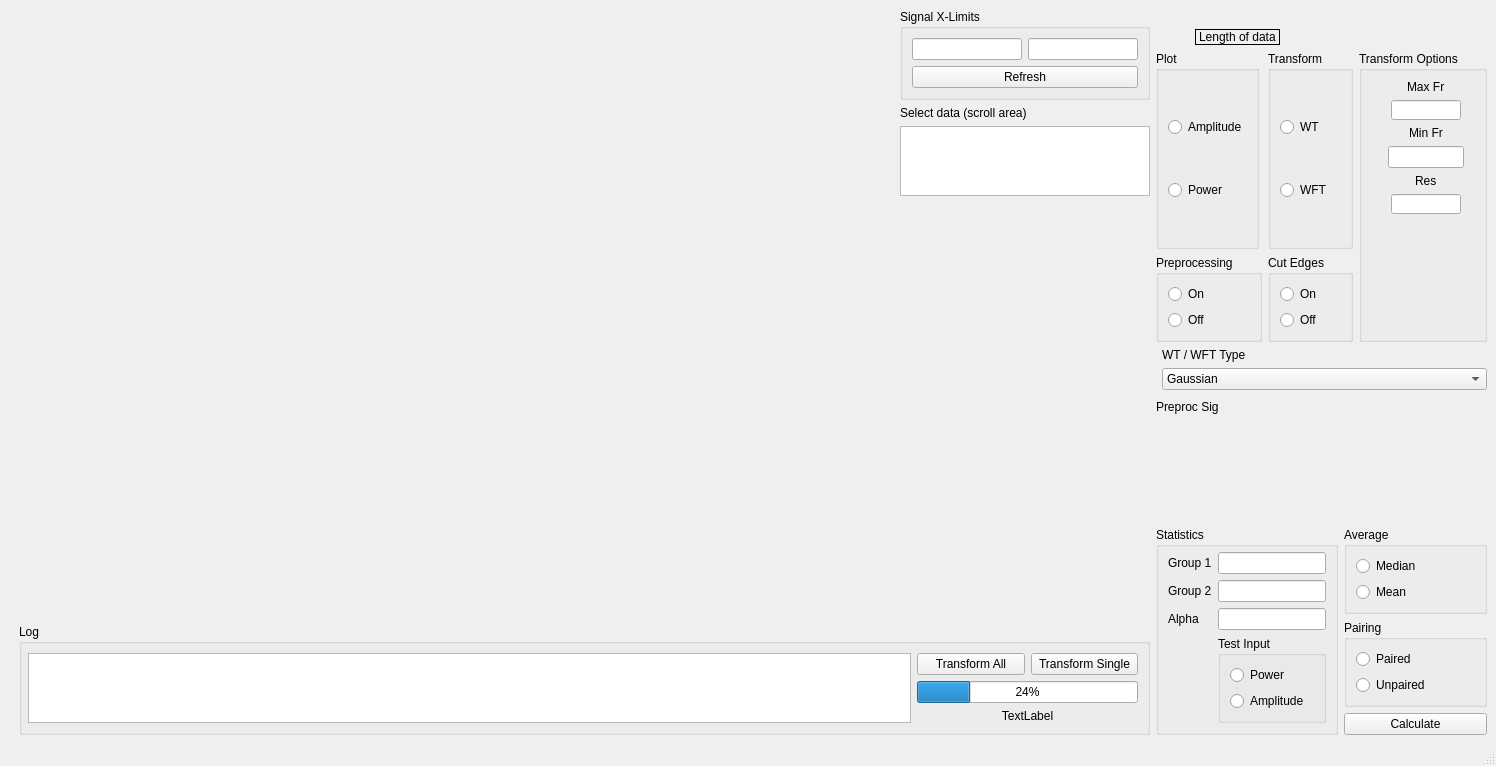
luphysics/PyMODA, file res/layout/window_time_freq.ui: the form before one commit.
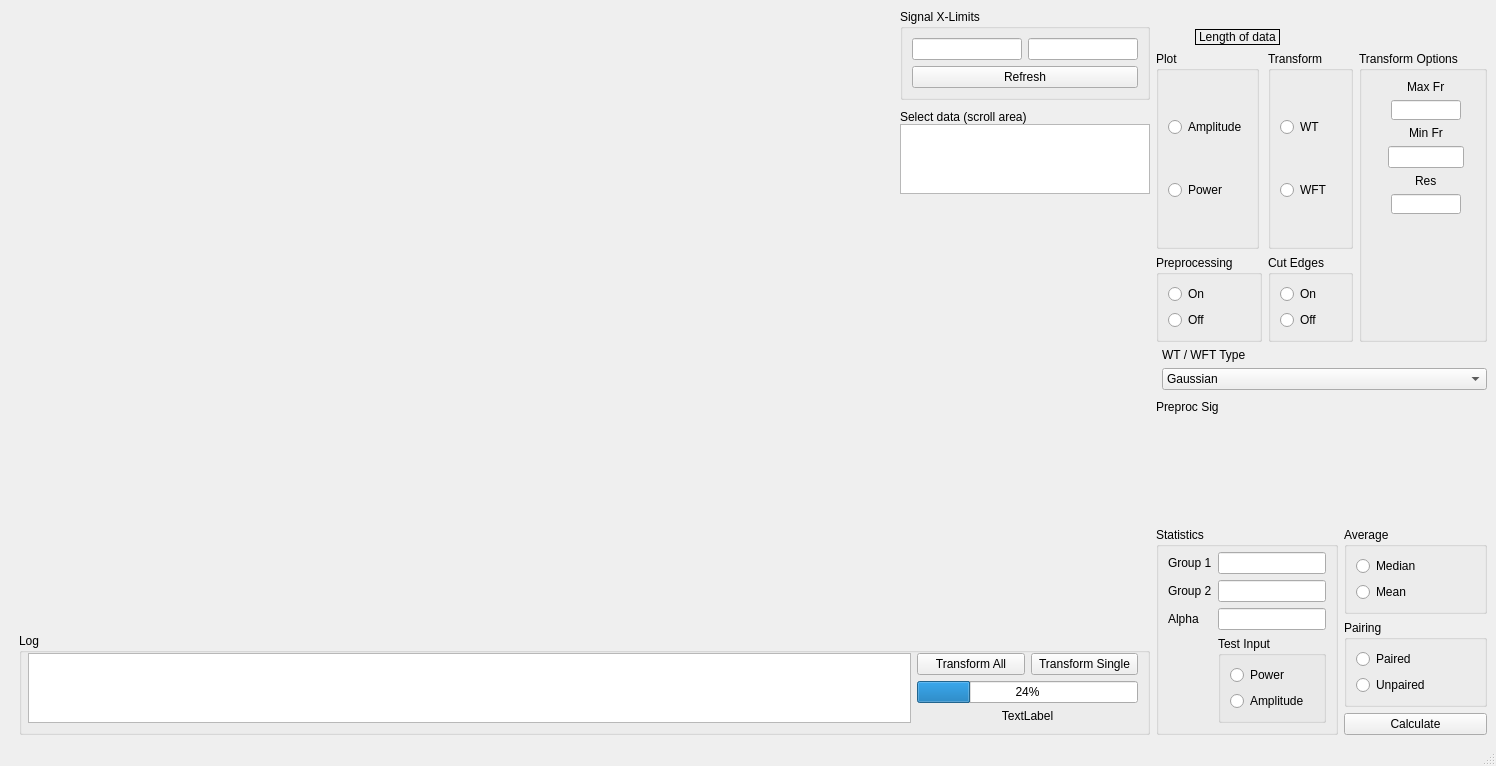
The form after the commit. Custom widgets are drawn as their Qt base class.

```diff
--- a/res/layout/window_time_freq.ui
+++ b/res/layout/window_time_freq.ui
@@ -24,8 +24,14 @@
         </property>
         <item>
          <layout class="QGridLayout" name="gridLayout" rowstretch="3,7" columnstretch="7,2">
+          <property name="verticalSpacing">
+           <number>0</number>
+          </property>
           <item row="1" column="0">
            <layout class="QGridLayout" name="gridLayout_2">
+            <property name="spacing">
+             <number>0</number>
+            </property>
             <item row="0" column="0">
              <widget class="WFTPlot" name="plot_main" native="true"/>
             </item>
@@ -102,6 +108,9 @@
            <property name="leftMargin">
             <number>6</number>
            </property>
+           <property name="topMargin">
+            <number>0</number>
+           </property>
            <item>
             <widget class="QPlainTextEdit" name="text_log">
              <property name="readOnly">
```
Left out of the diff: 6 changed lines with no effect on the pictures.
